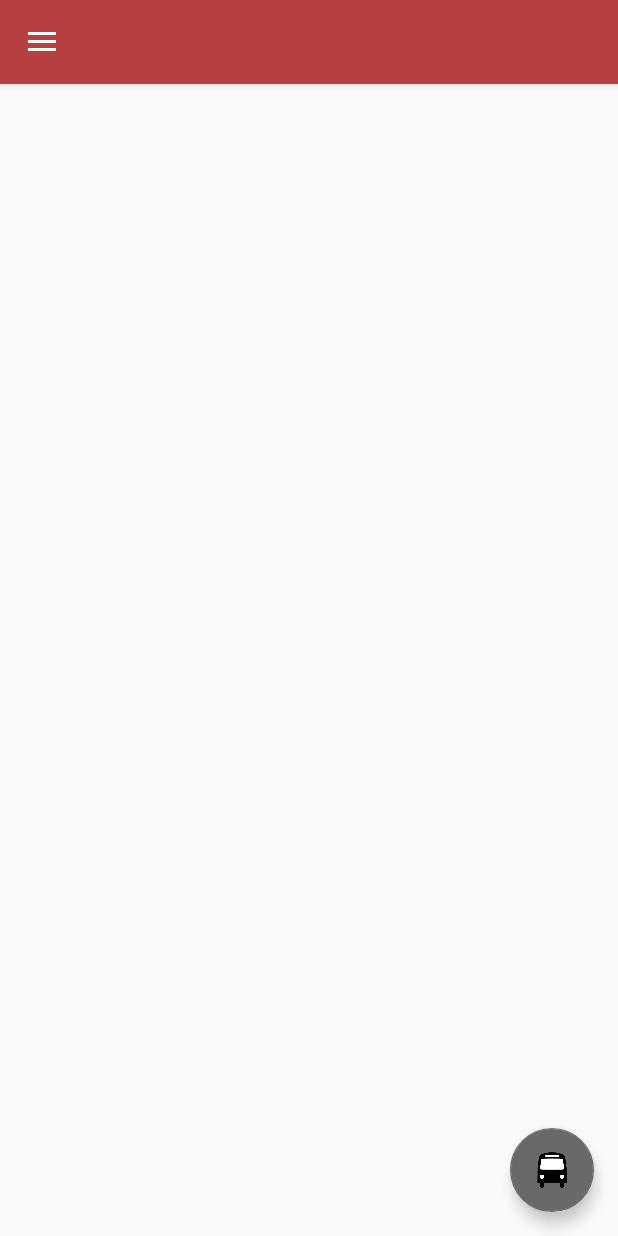
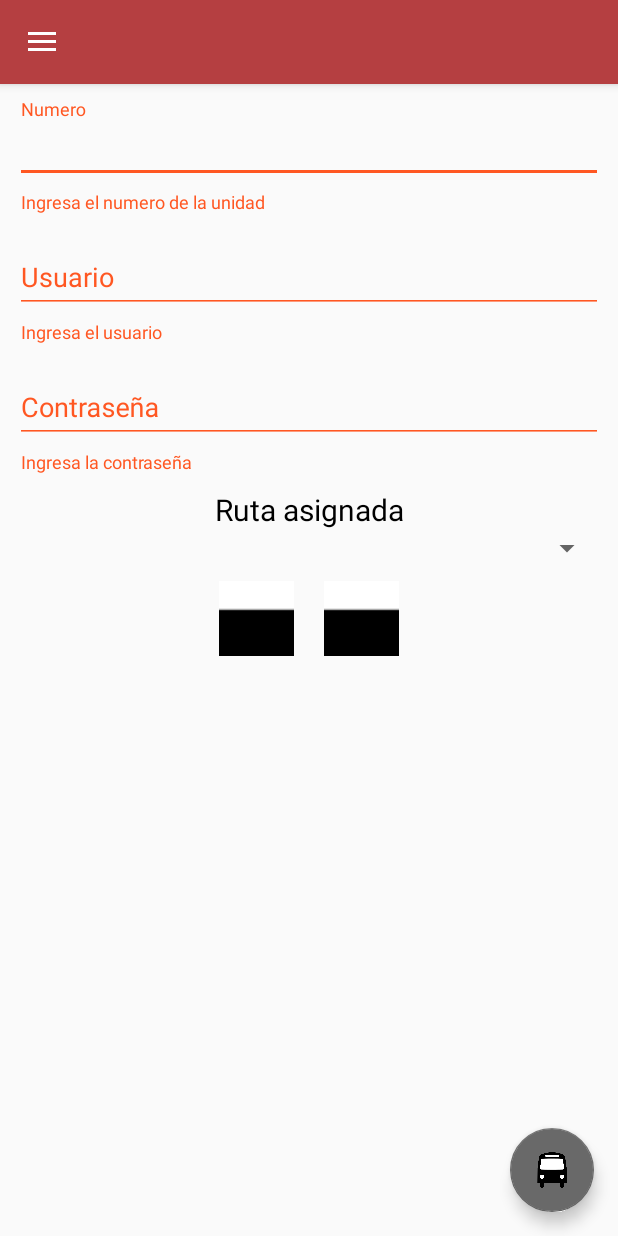
Before and after one commit to Leay15/CombiTracker, an Android app: the fragment AgregarCombi placed in its activity, in the side drawer, after a tap on "Combis", on a phone screen of 412 x 824 dp. Run offline under Robolectric (Android 15) with nearby library versions, the phone set to English and light mode, and no system bars; our stand-ins replace Firebase (no records; nobody signed in at launch, a user with empty details on screens opened directly).

Commit message:
Correccion de error

```diff
--- a/app/src/main/AndroidManifest.xml
+++ b/app/src/main/AndroidManifest.xml
@@ -20,8 +20,7 @@
         <activity
             android:name=".MainActivity"
             android:label="@string/app_name"
-            android:theme="@style/AppTheme.NoActionBar">
-        </activity>
+            android:theme="@style/AppTheme.NoActionBar"></activity>
 
         <uses-library android:name="com.google.android.maps" />
 
--- a/app/src/main/java/com/combitracker/ActivityLogeo.java
+++ b/app/src/main/java/com/combitracker/ActivityLogeo.java
@@ -23,7 +23,7 @@ import com.google.firebase.database.DatabaseReference;
 import com.google.firebase.database.FirebaseDatabase;
 import com.google.firebase.database.ValueEventListener;
 
-public class ActivityLogeo extends MainActivity {
+public class ActivityLogeo extends AppCompatActivity  {
 
     EditText txUsuario,txContraseña;
     Button btnCancelar,btnIngresar;
@@ -51,6 +51,8 @@ public class ActivityLogeo extends MainActivity {
 
         ref=FirebaseDatabase.getInstance().getReference().child("Rutas");
         sesion=new cooki(this);
+
+
 
         if(!sesion.getUserEmail().equalsIgnoreCase("NA")){
             Intent mainA=new Intent(ActivityLogeo.this,MainActivity.class);
--- a/app/src/main/java/com/combitracker/Fragments/AgregarCombi.java
+++ b/app/src/main/java/com/combitracker/Fragments/AgregarCombi.java
@@ -81,6 +81,9 @@ public class AgregarCombi extends Fragment {
         spnRutas=v.findViewById(R.id.spnRutas);
 
         BD=FirebaseDatabase.getInstance();
+        try{
+            BD.setPersistenceEnabled(true);
+        }catch(Exception e){}
         ref=BD.getReference().child("Rutas");
 
         llenarSpinner();
@@ -149,12 +152,11 @@ public class AgregarCombi extends Fragment {
     private void llenarSpinner() {
 
         ref=BD.getReference().child("Rutas").child(sesion.getUserRuta()).child("Subrutas");
-        Log.i("TAGYY",ref.toString());
 
         ref.addValueEventListener(new ValueEventListener() {
             @Override
             public void onDataChange(DataSnapshot snap) {
-                Ruta aux= new Ruta();
+                Ruta aux;
                 for(DataSnapshot ds:snap.getChildren()){
                     aux=ds.getValue(Ruta.class);
 
@@ -191,7 +193,6 @@ public class AgregarCombi extends Fragment {
 
         ref=BD.getReference().child("Rutas").child(sesion.getUserRuta()).child("Combis");
 
-        Log.i("TAGY",sesion.getUserRuta());
 
         Combi aux= new Combi();
         aux.setLat("0");
@@ -202,6 +203,7 @@ public class AgregarCombi extends Fragment {
         aux.setRutaAsignada(spnRutas.getSelectedItem().toString());
 
 
+        Log.i("TAGE",aux.toString());
         ref.push().setValue(aux).addOnCompleteListener(new OnCompleteListener<Void>() {
             @Override
             public void onComplete(@NonNull Task<Void> task) {
--- a/app/src/main/java/com/combitracker/Fragments/addRuta.java
+++ b/app/src/main/java/com/combitracker/Fragments/addRuta.java
@@ -47,6 +47,7 @@ public class addRuta extends Fragment {
 
     @Override
     public void onCreate(Bundle savedInstanceState) {
+
         super.onCreate(savedInstanceState);
           }
 
--- a/app/src/main/java/com/combitracker/MainActivity.java
+++ b/app/src/main/java/com/combitracker/MainActivity.java
@@ -60,10 +60,12 @@ public class MainActivity extends AppCompatActivity
 
 
 
+
         fragment=null;
         fragment= new addElement();
-        abrirFragment(fragment);
-
+        FragmentTransaction ft = this.getSupportFragmentManager().beginTransaction();
+        ft.replace(R.id.contentG,fragment).addToBackStack(addRuta.class.getName());
+        ft.commit();
 
     }
 
@@ -113,8 +115,9 @@ public class MainActivity extends AppCompatActivity
         }
 
 
-        abrirFragment(fragment);
-
+        FragmentTransaction ft = this.getSupportFragmentManager().beginTransaction();
+        ft.replace(R.id.contentF,fragment).addToBackStack(addRuta.class.getName());
+        ft.commit();
         DrawerLayout drawer = findViewById(R.id.drawer_layout);
         drawer.closeDrawer(GravityCompat.START);
         return true;
@@ -130,7 +133,7 @@ public class MainActivity extends AppCompatActivity
     public void cerrarFragmrnt() {
 
         FragmentTransaction ft = this.getSupportFragmentManager().beginTransaction();
-        ft.replace(R.id.contenedor,new addElement());
+        ft.replace(R.id.contentF,new addElement());
         ft.commit();
     }
 
@@ -138,7 +141,7 @@ public class MainActivity extends AppCompatActivity
     public void agregarCombi() {
 
         FragmentTransaction ft = this.getSupportFragmentManager().beginTransaction();
-        ft.replace(R.id.contenedor,new AgregarCombi()).addToBackStack(addElement.class.getName());
+        ft.replace(R.id.contentF,new AgregarCombi()).addToBackStack(addElement.class.getName());
         ft.commit();
     }
 
@@ -151,7 +154,7 @@ public class MainActivity extends AppCompatActivity
         datos.putString("pass",aux.getContraseña());
         datos.putString("route",aux.getRutaAsignada());
         FragmentTransaction ft = this.getSupportFragmentManager().beginTransaction();
-        ft.replace(R.id.contenedor,fragment).addToBackStack(addElement.class.getName());
+        ft.replace(R.id.contentF,fragment).addToBackStack(addElement.class.getName());
         ft.commit();
         fragment.setArguments(datos);
     }
@@ -161,18 +164,22 @@ public class MainActivity extends AppCompatActivity
     public void agregarRuta() {
 
         FragmentTransaction ft = this.getSupportFragmentManager().beginTransaction();
-        ft.replace(R.id.contenedor,new AgregarRuta()).addToBackStack(addRuta.class.getName());
+        ft.replace(R.id.contentF,new AgregarRuta()).addToBackStack(addRuta.class.getName());
         ft.commit();
     }
 
+    /*
     public  void abrirFragment(Fragment fragment){
+
 
 
         if(fragment!=null){
             FragmentTransaction ft = this.getSupportFragmentManager().beginTransaction();
-            ft.replace(R.id.contenedor,fragment);
+            ft.replace(R.id.contentF,fragment);
             ft.commit();
         }
 
     }
+
+    */
 }
--- a/app/src/main/res/layout/content_main.xml
+++ b/app/src/main/res/layout/content_main.xml
@@ -1,16 +1,23 @@
 <?xml version="1.0" encoding="utf-8"?>
-<android.support.constraint.ConstraintLayout xmlns:android="http://schemas.android.com/apk/res/android"
+<android.support.constraint.ConstraintLayout
+xmlns:android="http://schemas.android.com/apk/res/android"
 xmlns:app="http://schemas.android.com/apk/res-auto"
 xmlns:tools="http://schemas.android.com/tools"
 android:layout_width="match_parent"
 android:layout_height="match_parent"
 app:layout_behavior="@string/appbar_scrolling_view_behavior"
-    tools:context="com.combitracker.MainActivity"
 tools:showIn="@layout/app_bar_main">
-
     <FrameLayout
         android:layout_width="match_parent"
         android:layout_height="match_parent"
-        android:id="@+id/contenedor"></FrameLayout>
+        android:id="@+id/contentG">
+
+    </FrameLayout>
+<FrameLayout
+    android:layout_width="match_parent"
+    android:layout_height="match_parent"
+    android:id="@+id/contentF">
+
+</FrameLayout>
 
 </android.support.constraint.ConstraintLayout>
--- a/app/src/main/res/layout/fragment_add_element.xml
+++ b/app/src/main/res/layout/fragment_add_element.xml
@@ -1,8 +1,8 @@
-<FrameLayout xmlns:android="http://schemas.android.com/apk/res/android"
-    xmlns:tools="http://schemas.android.com/tools"
+<?xml version="1.0" encoding="utf-8"?>
+<FrameLayout
+    xmlns:android="http://schemas.android.com/apk/res/android"
     android:layout_width="match_parent"
-    android:layout_height="match_parent"
-    tools:context="com.combitracker.Fragments.addElement">
+    android:layout_height="match_parent">
 
     <ListView
         android:layout_width="match_parent"
@@ -16,5 +16,4 @@
         android:layout_gravity="bottom|end"
         android:layout_margin="@dimen/fab_margin"
         android:src="@drawable/combi" />
-
 </FrameLayout>
```
Also changed, not shown: app/src/main/java/com/combitracker/Objetos/Combi.java (+1 -9 lines), app/src/main/res/layout/activity_logeo.xml (+12 -2 lines), app/src/main/res/drawable/fondo_login.jpg (added). Lines whose indentation alone changed are shown as unchanged.
